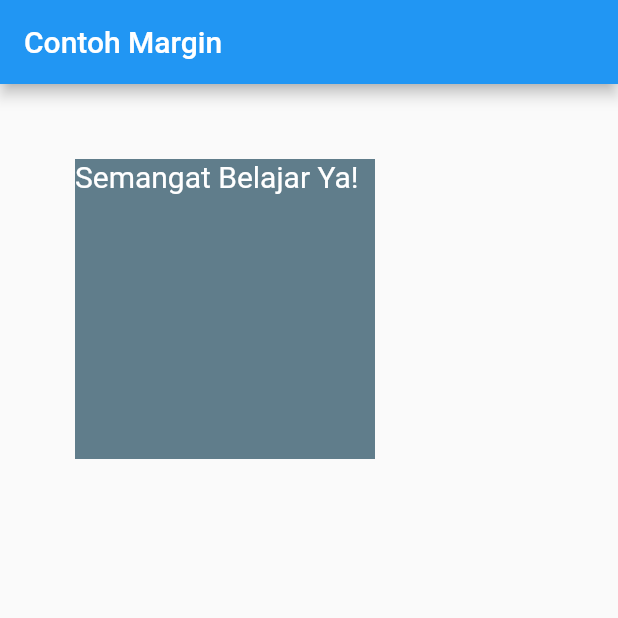
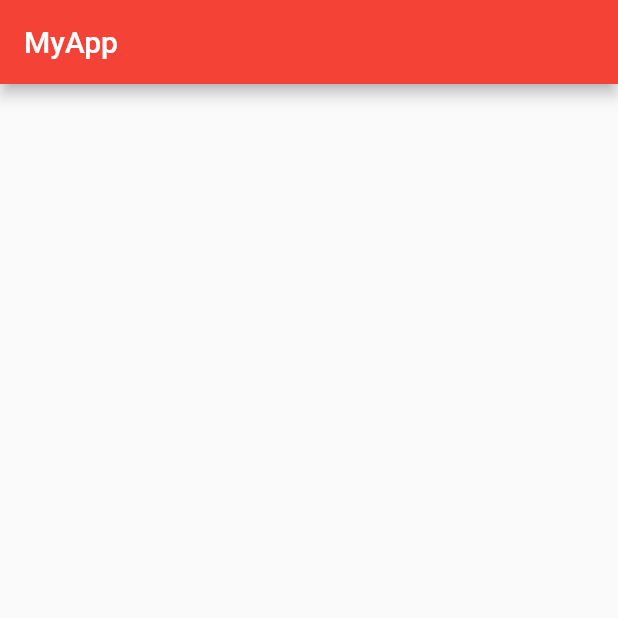
Before and after one commit to polinema-mobile/praktikum-02-layout-web-bola-Yurischaays15, a Flutter app: the screen it shows after launch, on a phone screen of 412 x 824 dp, the top half of it. Run offline on Flutter 3.47's test engine with Material 2 defaults, Android fonts, the phone set to English and light mode, and no system bars.

Commit message:
Membuat Judul

```diff
--- a/lib/main.dart
+++ b/lib/main.dart
@@ -8,18 +8,13 @@ class MyApp extends StatelessWidget {
   @override
   Widget build(BuildContext context) {
     return MaterialApp(
+      debugShowCheckedModeBanner: false,
       home: Scaffold(
-        appBar: AppBar(title: Text("Contoh Margin")),
-        body: Container(
-            margin: EdgeInsets.all(50),
-            height: 200,
-            width: 200,
-            alignment: Alignment.topLeft,
-            color: Colors.blueGrey,
-            child: Text(
-              'Semangat Belajar Ya!',
-              style: TextStyle(fontSize: 20, color: Colors.white),
-            ))),
-        );
+        appBar: AppBar(
+          backgroundColor: Colors.red,
+          title: Text("MyApp")
+        )
+      )
+    );
   }
 }
```
